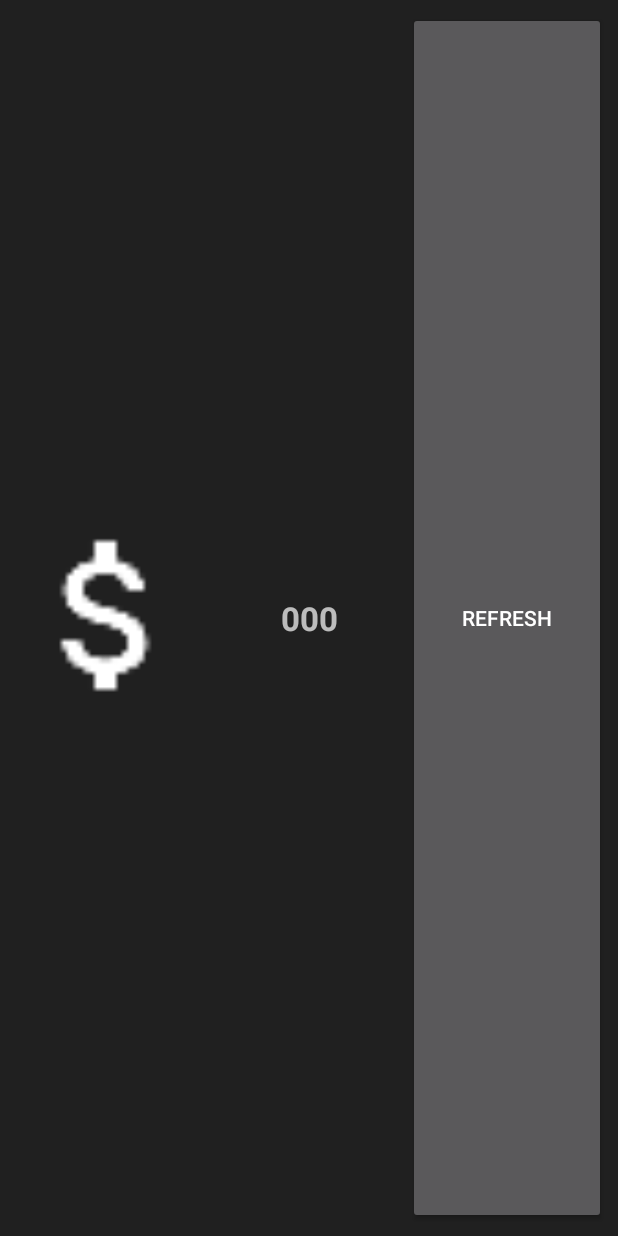
After one commit to chris-shum/Udacity-Project-3, an Android app: the layout simple_widget.xml on its own in the app's theme, with its tools: preview values and no code run, on a phone screen of 412 x 824 dp. The commit adds this screen. Run offline under Robolectric (Android 15) with nearby library versions, the phone set to English and light mode, and no system bars.

Commit message:
Accesibility and some widget stuff

```diff
--- a/app/src/main/java/com/sam_chordas/android/stockhawk/ui/MyStocksActivity.java
+++ b/app/src/main/java/com/sam_chordas/android/stockhawk/ui/MyStocksActivity.java
@@ -155,7 +155,7 @@ public class MyStocksActivity extends AppCompatActivity implements LoaderManager
             String periodicTag = "periodic";
 
             // create a periodic task to pull stocks once every hour after the app has been opened. This
-            // is so Widget data stays up to date.
+            // is so SimpleWidgetProvider data stays up to date.
             PeriodicTask periodicTask = new PeriodicTask.Builder()
                     .setService(StockTaskService.class)
                     .setPeriod(period)
--- a/app/src/main/res/layout/activity_my_stocks.xml
+++ b/app/src/main/res/layout/activity_my_stocks.xml
@@ -14,6 +14,7 @@
 
   <com.melnykov.fab.FloatingActionButton
       android:id="@+id/fab"
+      android:contentDescription="Add stock"
       android:layout_width="wrap_content"
       android:layout_height="wrap_content"
       android:layout_gravity="bottom|end"
--- /dev/null
+++ b/app/src/main/res/layout/simple_widget.xml
@@ -0,0 +1,32 @@
+<LinearLayout xmlns:android="http://schemas.android.com/apk/res/android"
+    android:orientation="horizontal"
+    android:layout_width="match_parent"
+    android:layout_height="match_parent"
+    android:padding="@dimen/widget_margin"
+    android:background="#55000000">
+
+    <ImageView
+        android:id="@+id/imageView"
+        android:layout_width="0dp"
+        android:layout_height="match_parent"
+        android:layout_weight="1"
+        android:src="@drawable/ic_attach_money_white_24dp"/>
+
+    <TextView
+        android:id="@+id/textView"
+        android:layout_width="0dp"
+        android:layout_height="match_parent"
+        android:layout_weight="1"
+        android:gravity="center"
+        android:text="000"
+        android:textSize="@dimen/abc_text_size_large_material"
+        android:textStyle="bold"/>
+
+    <Button
+        android:id="@+id/actionButton"
+        android:layout_width="0dp"
+        android:layout_height="match_parent"
+        android:layout_weight="1"
+        android:text="Refresh"/>
+
+</LinearLayout>
--- a/app/src/main/res/values/dimens.xml
+++ b/app/src/main/res/values/dimens.xml
@@ -6,4 +6,7 @@
     <!-- Per the design guidelines, navigation drawers should be between 240dp and 320dp:
          https://developer.android.com/design/patterns/navigation-drawer.html -->
     <dimen name="navigation_drawer_width">240dp</dimen>
+
+    <dimen name="widget_margin">8dp</dimen>
+
 </resources>
```
Also changed, not shown: app/src/main/AndroidManifest.xml (+11 -1 lines), app/src/main/java/com/sam_chordas/android/stockhawk/ui/SimpleWidgetProvider.java (added, +39 -0 lines), app/src/main/res/xml/simple_widget_info.xml (added, +9 -0 lines), 1 other file.
